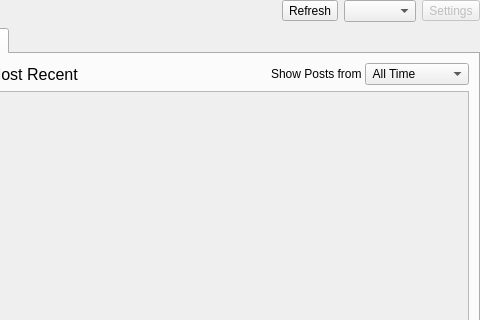
Qt form retroshare-gui/src/gui/TheWire/WireDialog.ui (RetroShare/RetroShare) before a commit; both pictures show x 329 to 809 and y 0 to 320 of the 809 by 586 pixel window.
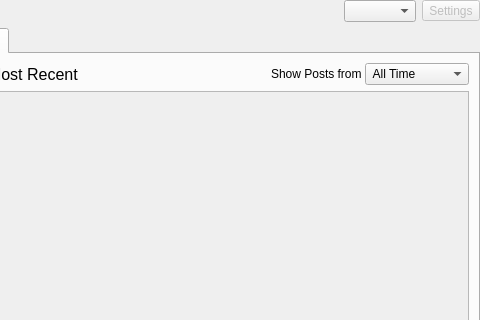
The same form after that commit. Icons and pictures are not drawn. Custom widgets are drawn as their Qt base class.

Commit message: This commit removed the refresh button and edited some events for the retro share wire.

Diff of the .ui file:
```diff
--- a/retroshare-gui/src/gui/TheWire/WireDialog.ui
+++ b/retroshare-gui/src/gui/TheWire/WireDialog.ui
@@ -100,13 +100,6 @@
         </property>
        </spacer>
       </item>
-      <item>
-       <widget class="QToolButton" name="toolButton_refresh">
-        <property name="text">
-         <string>Refresh</string>
-        </property>
-       </widget>
-      </item>
       <item>
        <widget class="RSComboBox" name="groupChooser"/>
       </item>
```
Left out of the diff: 9 changed lines with no effect on the pictures. The commit also changes 2 other files.
